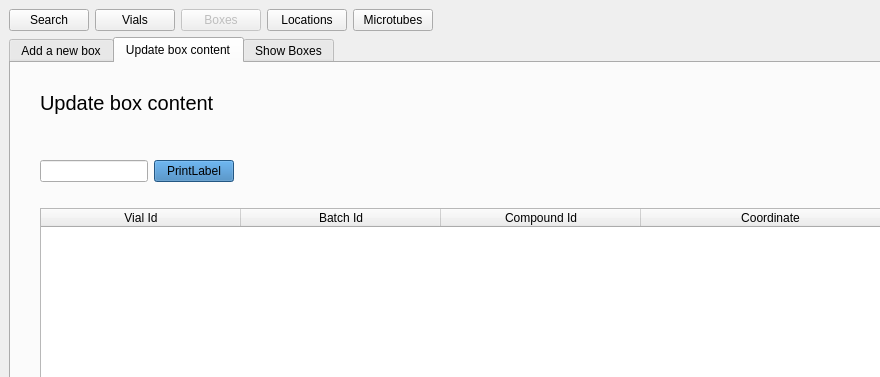
This is frontend/assets/boxeswindow.ui in dahlbma/cello as Qt 5 draws it before an edit; both pictures show x 0 to 880 and y 0 to 377 of the 1257 by 810 pixel window. The edited form follows.
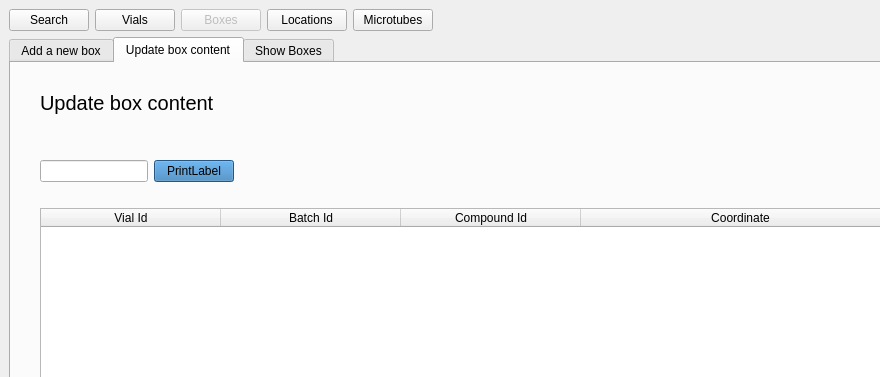
This is the edited form. The open tabs and pages were chosen to show the change.

Commit message: table formatting

What changed in the file:
```diff
--- a/frontend/assets/boxeswindow.ui
+++ b/frontend/assets/boxeswindow.ui
@@ -335,7 +335,7 @@
              <bool>true</bool>
             </property>
             <attribute name="horizontalHeaderDefaultSectionSize">
-             <number>200</number>
+             <number>180</number>
             </attribute>
             <attribute name="horizontalHeaderShowSortIndicator" stdset="0">
              <bool>true</bool>
```
